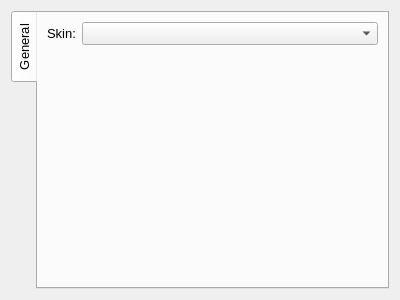
Above: Editor/ui/preferences.ui from OasisGallagher/Suede before the change. Below: the same form after it.
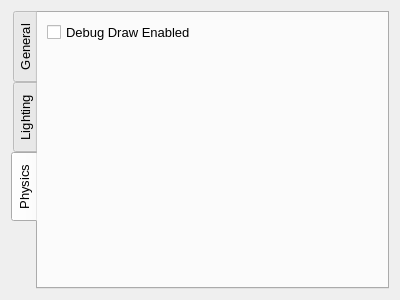
That is the form after the change.

Diff of the .ui file:
```diff
--- a/Editor/ui/preferences.ui
+++ b/Editor/ui/preferences.ui
@@ -29,7 +29,7 @@
       <enum>QTabWidget::Rounded</enum>
      </property>
      <property name="currentIndex">
-      <number>0</number>
+      <number>2</number>
      </property>
      <property name="documentMode">
       <bool>false</bool>
@@ -60,6 +60,25 @@
        </item>
       </layout>
      </widget>
+     <widget class="QWidget" name="tab_2">
+      <attribute name="title">
+       <string>Lighting</string>
+      </attribute>
+     </widget>
+     <widget class="QWidget" name="tab">
+      <attribute name="title">
+       <string>Physics</string>
+      </attribute>
+      <layout class="QFormLayout" name="formLayout_1">
+       <item row="0" column="0">
+        <widget class="QCheckBox" name="physicsDebugDrawEnabled">
+         <property name="text">
+          <string>Debug Draw Enabled</string>
+         </property>
+        </widget>
+       </item>
+      </layout>
+     </widget>
     </widget>
    </item>
   </layout>
```
